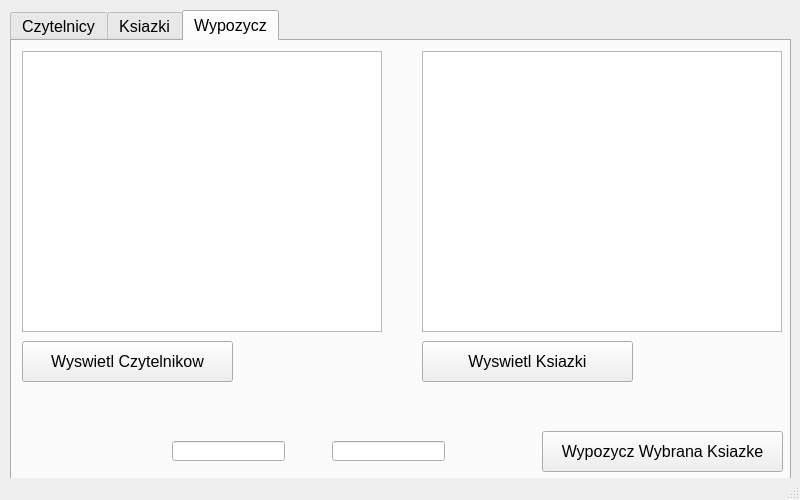
Old version of the form GUI_PROGRAMMING/FIFTH/Data_Base/mainwindow.ui in the repository Siwwyy/3_Studying_Year.
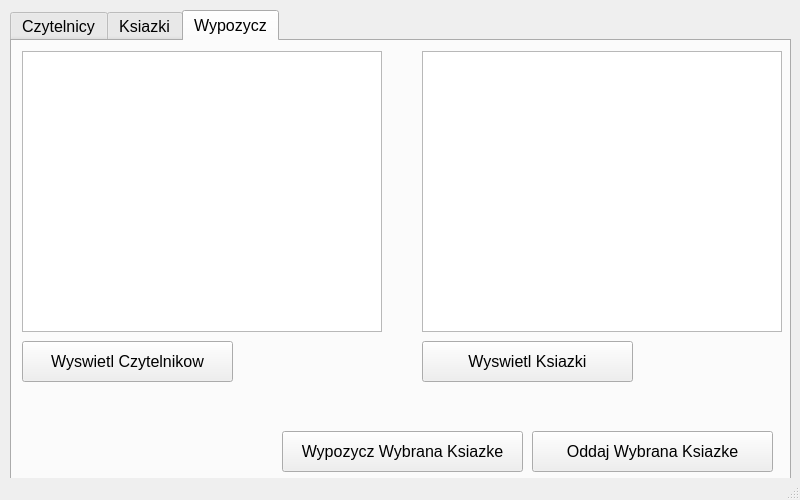
New version of the form.

```diff
--- a/GUI_PROGRAMMING/FIFTH/Data_Base/mainwindow.ui
+++ b/GUI_PROGRAMMING/FIFTH/Data_Base/mainwindow.ui
@@ -310,30 +310,10 @@
        <string>Wyswietl Ksiazki</string>
       </property>
      </widget>
-     <widget class="QLineEdit" name="temp1">
-      <property name="geometry">
-       <rect>
-        <x>160</x>
-        <y>400</y>
-        <width>113</width>
-        <height>20</height>
-       </rect>
-      </property>
-     </widget>
-     <widget class="QLineEdit" name="temp2">
-      <property name="geometry">
-       <rect>
-        <x>320</x>
-        <y>400</y>
-        <width>113</width>
-        <height>20</height>
-       </rect>
-      </property>
-     </widget>
      <widget class="QPushButton" name="Wypozycz_Ksiazke">
       <property name="geometry">
        <rect>
-        <x>530</x>
+        <x>270</x>
         <y>390</y>
         <width>241</width>
         <height>41</height>
@@ -343,6 +323,19 @@
        <string>Wypozycz Wybrana Ksiazke</string>
       </property>
      </widget>
+     <widget class="QPushButton" name="Oddaj_Ksiazke">
+      <property name="geometry">
+       <rect>
+        <x>520</x>
+        <y>390</y>
+        <width>241</width>
+        <height>41</height>
+       </rect>
+      </property>
+      <property name="text">
+       <string>Oddaj Wybrana Ksiazke</string>
+      </property>
+     </widget>
     </widget>
    </widget>
   </widget>
```
